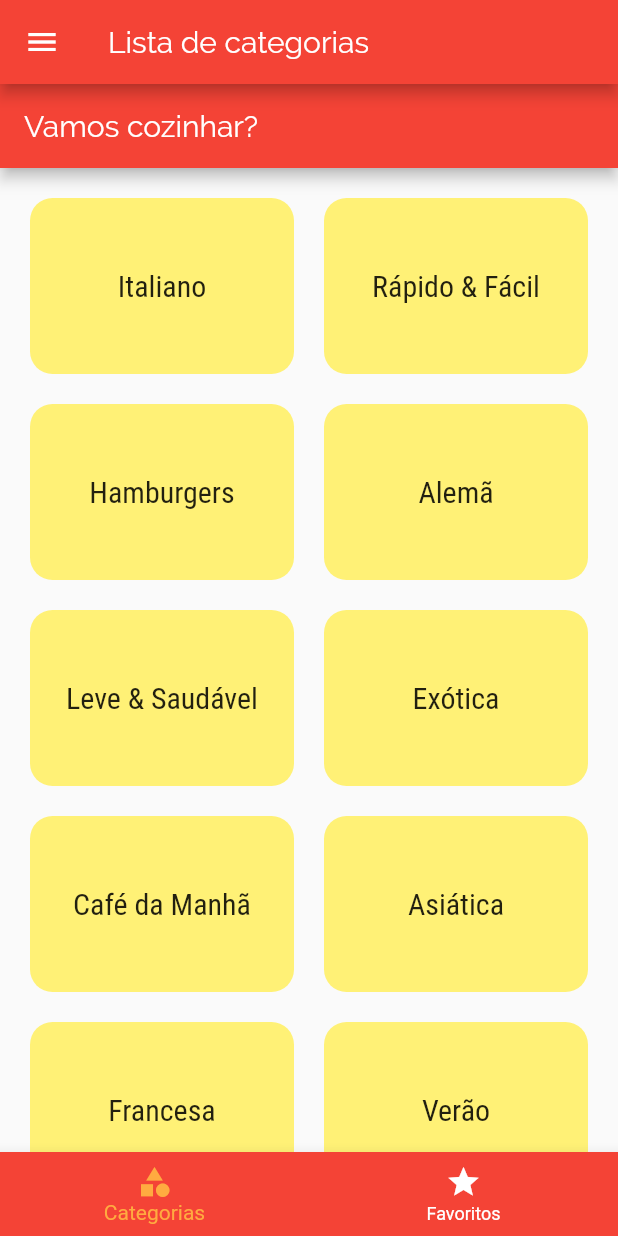
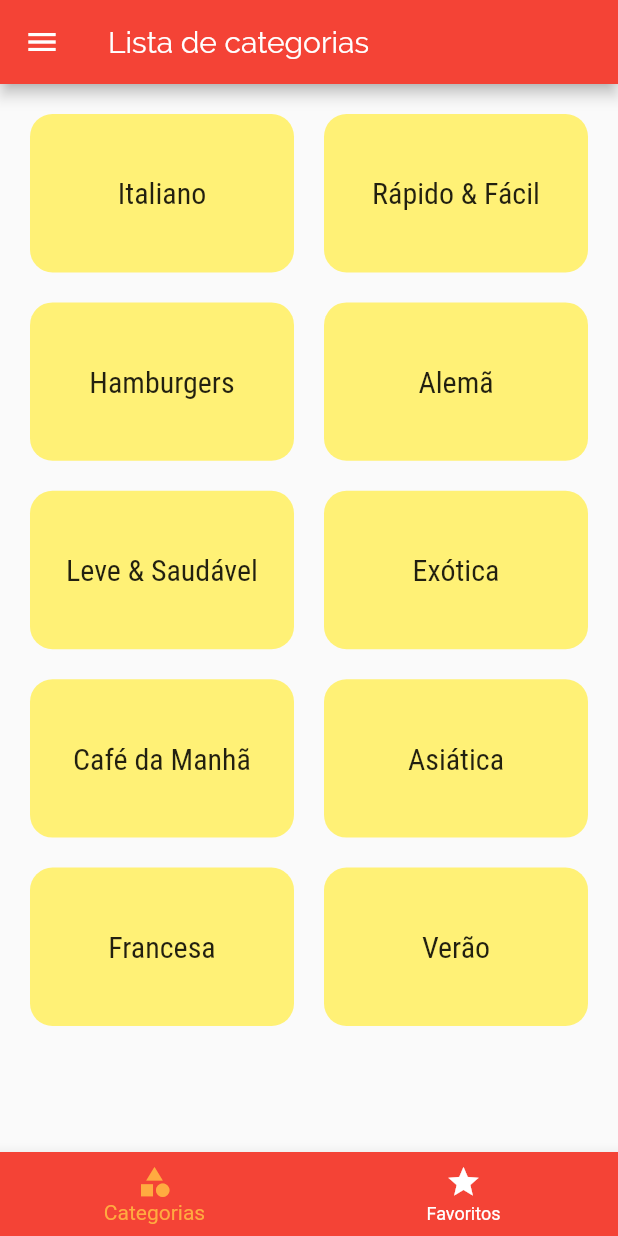
Before and after one commit to AdSoNaTuRaL/meals-flutter, a Flutter app: the screen it shows after launch, on a phone screen of 412 x 824 dp. Run offline on Flutter 3.47's test engine with Material 2 defaults, Android fonts, the phone set to English and light mode, and no system bars.

Commit message:
Updating few parameters

```diff
--- a/lib/screens/categories_screen.dart
+++ b/lib/screens/categories_screen.dart
@@ -5,22 +5,17 @@ import 'package:meals/data/dummy_data.dart';
 class CategoriesScreen extends StatelessWidget {
   @override
   Widget build(BuildContext context) {
-    return Scaffold(
-      appBar: AppBar(
-        title: Text('Vamos cozinhar?'),
-      ),
-      body: GridView(
+    return GridView(
       padding: EdgeInsets.all(20),
       gridDelegate: SliverGridDelegateWithMaxCrossAxisExtent(
         maxCrossAxisExtent: 200,
-          childAspectRatio: 3 / 2,
+        childAspectRatio: 10 / 6,
         crossAxisSpacing: 20,
         mainAxisSpacing: 20,
       ),
       children: DUMMY_CATEGORIES.map((category) {
         return CategoryItem(category);
       }).toList(),
-      ),
     );
   }
 }
```
Lines whose indentation alone changed are shown as unchanged.
